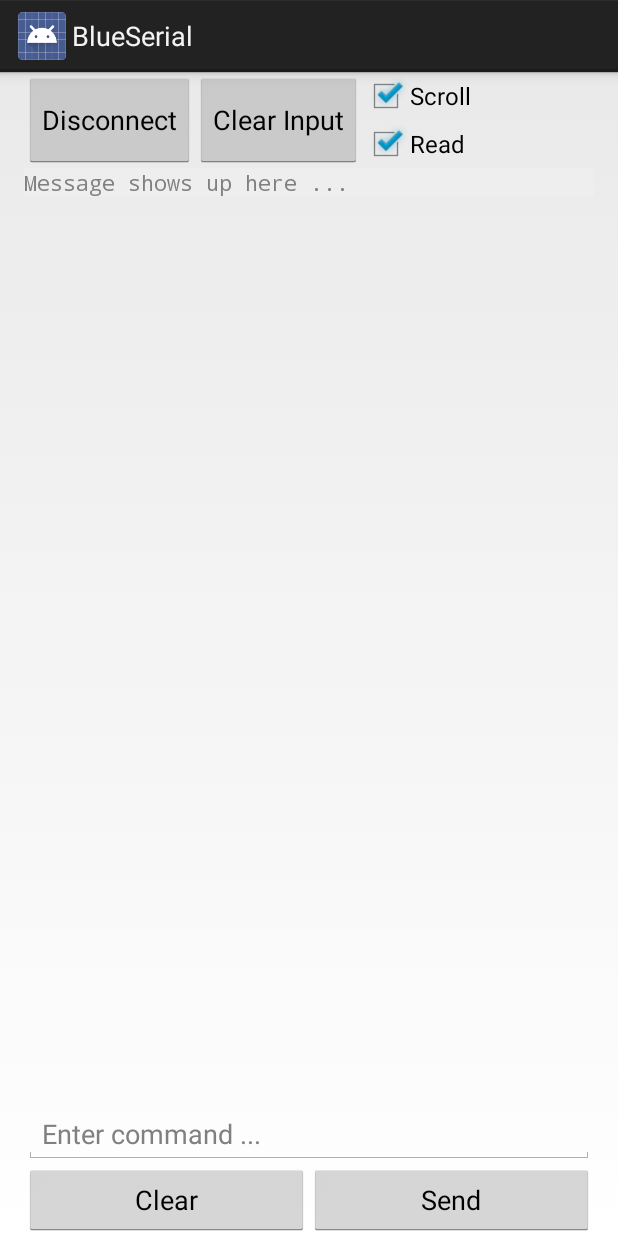
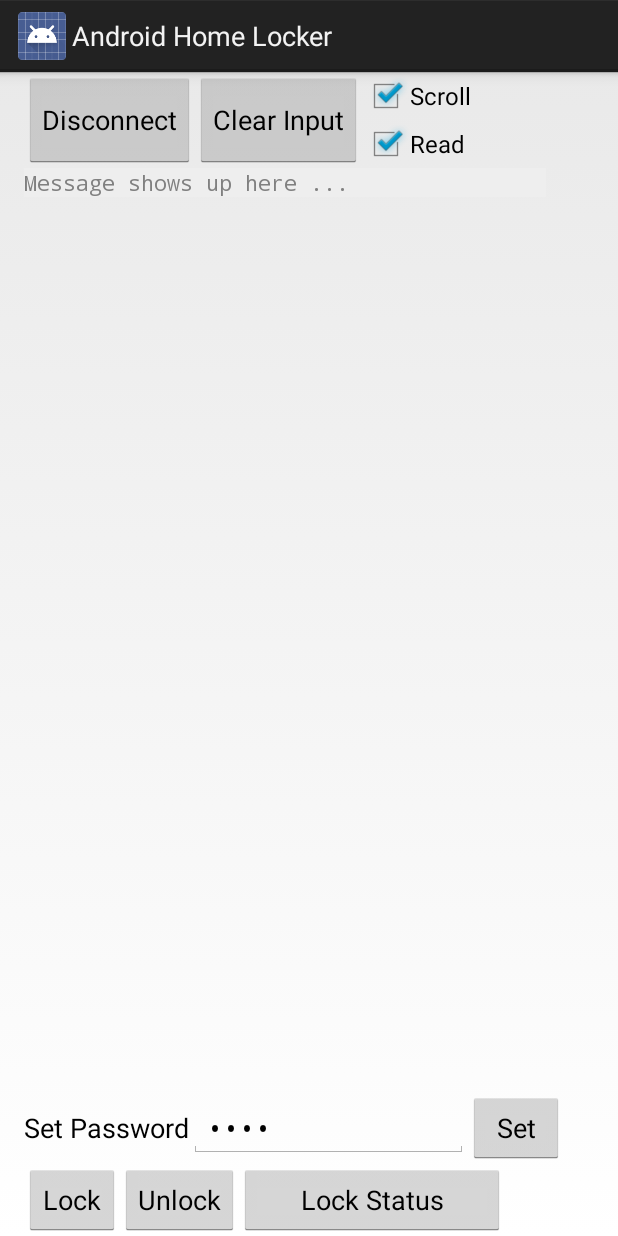
Before and after one commit to manashmandal/OthersProject, an Android app: the MainActivity screen opened directly, with no data from a screen before it, on a phone screen of 412 x 824 dp. Run offline under Robolectric (Android 15) with nearby library versions, the phone set to English and light mode, and no system bars; 8 statements that could not run were skipped.

Commit message:
necessary files

```diff
--- a/RokibIUTEEE/Android App/BlueSerial-master/app/src/main/java/com/blueserial/Homescreen.java
+++ b/RokibIUTEEE/Android App/BlueSerial-master/app/src/main/java/com/blueserial/Homescreen.java
@@ -61,9 +61,11 @@
 	public static final String BUFFER_SIZE = "com.blueserial.buffersize";
 	private static final String TAG = "BlueTest5-Homescreen";
 
+
 	@Override
 	protected void onCreate(Bundle savedInstanceState) {
 		super.onCreate(savedInstanceState);
+
 
 		setContentView(R.layout.activity_homescreen);
 		ActivityHelper.initialize(this); //This is to ensure that the rotation persists across activities and not just this one
@@ -125,6 +127,8 @@
 				startActivity(intent);
 			}
 		});
+
+		setTitle("Android Home Locker");
 	}
 
 	/**
--- a/RokibIUTEEE/Android App/BlueSerial-master/app/src/main/java/com/blueserial/MainActivity.java
+++ b/RokibIUTEEE/Android App/BlueSerial-master/app/src/main/java/com/blueserial/MainActivity.java
@@ -13,15 +13,19 @@
 import com.blueserial.R;
 
 import android.app.Activity;
+import android.app.AlertDialog;
 import android.app.ProgressDialog;
 import android.bluetooth.BluetoothAdapter;
 import android.bluetooth.BluetoothDevice;
 import android.bluetooth.BluetoothSocket;
+import android.content.DialogInterface;
 import android.content.Intent;
 import android.os.AsyncTask;
 import android.os.Bundle;
 import android.text.method.ScrollingMovementMethod;
 import android.util.Log;
+import android.view.KeyEvent;
+import android.view.LayoutInflater;
 import android.view.View;
 import android.view.View.OnClickListener;
 import android.widget.Button;
@@ -43,14 +47,20 @@
 
 	// All controls here
 	private TextView mTxtReceive;
-	private EditText mEditSend;
+
 	private Button mBtnDisconnect;
-	private Button mBtnSend;
-	private Button mBtnClear;
+
 	private Button mBtnClearInput;
 	private ScrollView scrollView;
 	private CheckBox chkScroll;
 	private CheckBox chkReceiveText;
+	private Button lockStatusButton;
+	private Button lockButton;
+	private Button unlockButton;
+	private EditText passwordEditText;
+	private String user_password;
+	private String passkey;
+	private Button setPasswordButton;
 
 	private boolean mIsBluetoothConnected = false;
 
@@ -58,8 +68,59 @@
 
 	private ProgressDialog progressDialog;
 
+
+	private void openDialog(){
+		LayoutInflater inflater = LayoutInflater.from(MainActivity.this);
+		View subView = inflater.inflate(R.layout.password_input, null);
+		final EditText subEditText = (EditText)subView.findViewById(R.id.dialogEditText);
+
+
+
+		AlertDialog.Builder builder = new AlertDialog.Builder(this);
+		builder.setTitle("Enter Pass Key");
+		builder.setMessage("Enter password to unlock the lock");
+		builder.setView(subView);
+		AlertDialog alertDialog = builder.create();
+
+		builder.setPositiveButton("OK", new DialogInterface.OnClickListener() {
+			@Override
+			public void onClick(DialogInterface dialog, int which) {
+//				textInfo.setText(subEditText.getText().toString());
+				user_password = subEditText.getText().toString();
+				if (user_password.equals(passwordEditText.getText().toString())){
+
+					Toast.makeText(getApplicationContext(), "Password Match\n Sending Unlock " +
+							"request", Toast.LENGTH_SHORT).show();
+					String sendData = "/" + passkey + "\n";
+					sendStringToArduino(sendData);
+
+				} else Toast.makeText(getApplicationContext(), "Password Not Matched", Toast
+						.LENGTH_LONG).show();
+			}
+		});
+
+		builder.setNegativeButton("Cancel", new DialogInterface.OnClickListener() {
+			@Override
+			public void onClick(DialogInterface dialog, int which) {
+				Toast.makeText(MainActivity.this, "Cancel", Toast.LENGTH_LONG).show();
+			}
+		});
+
+		builder.show();
+	}
+
+
+	public void sendStringToArduino(String data){
+		try {
+			mBTSocket.getOutputStream().write(data.getBytes());
+		} catch (IOException e) {
+			// TODO Auto-generated catch block
+			e.printStackTrace();
+		}
+	}
+
 	@Override
-	protected void onCreate(Bundle savedInstanceState) {
+	protected void onCreate(final Bundle savedInstanceState) {
 		super.onCreate(savedInstanceState);
 		setContentView(R.layout.activity_main);
 		ActivityHelper.initialize(this);
@@ -73,14 +134,18 @@
 		Log.d(TAG, "Ready");
 
 		mBtnDisconnect = (Button) findViewById(R.id.btnDisconnect);
-		mBtnSend = (Button) findViewById(R.id.btnSend);
-		mBtnClear = (Button) findViewById(R.id.btnClear);
 		mTxtReceive = (TextView) findViewById(R.id.txtReceive);
-		mEditSend = (EditText) findViewById(R.id.editSend);
 		scrollView = (ScrollView) findViewById(R.id.viewScroll);
 		chkScroll = (CheckBox) findViewById(R.id.chkScroll);
 		chkReceiveText = (CheckBox) findViewById(R.id.chkReceiveText);
 		mBtnClearInput = (Button) findViewById(R.id.btnClearInput);
+		unlockButton = (Button) findViewById(R.id.unlockButton);
+		lockButton = (Button) findViewById(R.id.lockButton);
+		lockStatusButton = (Button) findViewById(R.id.lockStatusButton);
+		passwordEditText = (EditText) findViewById(R.id.passwordEditText);
+		setPasswordButton = (Button) findViewById(R.id.setPasswordButton);
+
+		setTitle("Android Home Locker");
 
 		mTxtReceive.setMovementMethod(new ScrollingMovementMethod());
 
@@ -93,26 +158,7 @@
 			}
 		});
 
-		mBtnSend.setOnClickListener(new OnClickListener() {
 
-			@Override
-			public void onClick(View arg0) {
-				try {
-					mBTSocket.getOutputStream().write(mEditSend.getText().toString().getBytes());
-				} catch (IOException e) {
-					// TODO Auto-generated catch block
-					e.printStackTrace();
-				}
-			}
-		});
-
-		mBtnClear.setOnClickListener(new OnClickListener() {
-
-			@Override
-			public void onClick(View arg0) {
-				mEditSend.setText("");
-			}
-		});
 
 		mBtnClearInput.setOnClickListener(new OnClickListener() {
 
@@ -122,6 +168,44 @@
 			}
 		});
 
+		unlockButton.setOnClickListener(new OnClickListener() {
+			@Override
+			public void onClick(View view) {
+				openDialog();
+			}
+		});
+
+
+		setPasswordButton.setOnClickListener(new OnClickListener() {
+			@Override
+			public void onClick(View view) {
+				passkey = passwordEditText.getText().toString();
+				Toast.makeText(getApplicationContext(), "Password is set: " + passkey, Toast
+						.LENGTH_LONG).show();
+				String sendData = "~" + passkey + "\n";
+				sendData = "~" + passkey + "\n";
+				sendStringToArduino(sendData);
+			}
+		});
+
+		lockButton.setOnClickListener(new OnClickListener() {
+			@Override
+			public void onClick(View view) {
+				Toast.makeText(getApplicationContext(), "Locking...", Toast.LENGTH_SHORT).show();
+				String lockCommand = "=Lock";
+				sendStringToArduino(lockCommand);
+			}
+		});
+
+		lockStatusButton.setOnClickListener(new OnClickListener() {
+			@Override
+			public void onClick(View view) {
+				Toast.makeText(getApplicationContext(), "Requesting Lock Status", Toast
+						.LENGTH_SHORT).show();
+				String checkStatus = "*CheckLock";
+				sendStringToArduino(checkStatus);
+			}
+		});
 	}
 
 	private class ReadInput implements Runnable {
--- a/RokibIUTEEE/Android App/BlueSerial-master/app/src/main/res/layout/activity_main.xml
+++ b/RokibIUTEEE/Android App/BlueSerial-master/app/src/main/res/layout/activity_main.xml
@@ -50,9 +50,9 @@
 
     <ScrollView
         android:id="@+id/viewScroll"
-        android:layout_width="fill_parent"
-        android:layout_height="0dp"
-        android:layout_weight="1" >
+        android:layout_width="348dp"
+        android:layout_height="wrap_content"
+        android:layout_weight="0.01" >
 
         <TextView
             android:id="@+id/txtReceive"
@@ -65,33 +65,57 @@
             android:scrollbars="vertical" />
     </ScrollView>
 
-    <EditText
-        android:id="@+id/editSend"
-        android:layout_width="fill_parent"
-        android:layout_height="wrap_content"
-        android:hint="Enter command ..."
-        android:inputType="text" />
+    <LinearLayout
+        android:orientation="horizontal"
+        android:layout_width="wrap_content"
+        android:layout_height="wrap_content">
+
+        <TextView
+            android:layout_width="wrap_content"
+            android:layout_height="wrap_content"
+            android:textAppearance="?android:attr/textAppearanceMedium"
+            android:text="Set Password"
+            android:id="@+id/textView"/>
+
+        <EditText
+            android:layout_width="186dp"
+            android:layout_height="wrap_content"
+            android:inputType="textPassword"
+            android:ems="10"
+            android:id="@+id/passwordEditText"
+            android:text="pass"/>
+
+        <Button
+            android:layout_width="wrap_content"
+            android:layout_height="wrap_content"
+            android:text="Set"
+            android:id="@+id/setPasswordButton"/>
+    </LinearLayout>
 
     <LinearLayout
-        android:layout_width="fill_parent"
-        android:layout_height="wrap_content"
-        android:orientation="horizontal" >
+        android:orientation="horizontal"
+        android:layout_width="wrap_content"
+        android:layout_height="wrap_content">
 
         <Button
-            android:id="@+id/btnClear"
-            android:layout_width="0dp"
+            android:layout_width="wrap_content"
             android:layout_height="wrap_content"
-            android:layout_weight="2"
-            android:padding="5dp"
-            android:text="Clear" />
+            android:text="Lock"
+            android:id="@+id/lockButton"
+            android:layout_gravity="center_horizontal"/>
 
         <Button
-            android:id="@+id/btnSend"
-            android:layout_width="0dp"
+            android:layout_width="wrap_content"
             android:layout_height="wrap_content"
-            android:layout_weight="2"
-            android:padding="5dp"
-            android:text="Send" />
+            android:text="Unlock"
+            android:id="@+id/unlockButton"
+            android:layout_gravity="right"/>
+
+        <Button
+            android:layout_width="177dp"
+            android:layout_height="wrap_content"
+            android:text="Lock Status"
+            android:id="@+id/lockStatusButton"/>
     </LinearLayout>
 
 </LinearLayout> <!-- </RelativeLayout> -->
```
Also changed, not shown: RokibIUTEEE/Android App/BlueSerial-master/app/src/main/res/layout/password_input.xml (added, +18 -0 lines), 3 other files.
